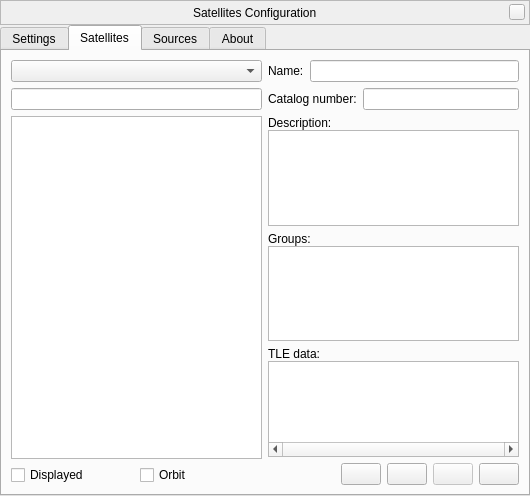
519984307/stellarium_src, file plugins/Satellites/src/gui/satellitesDialog.ui: the form before one commit.
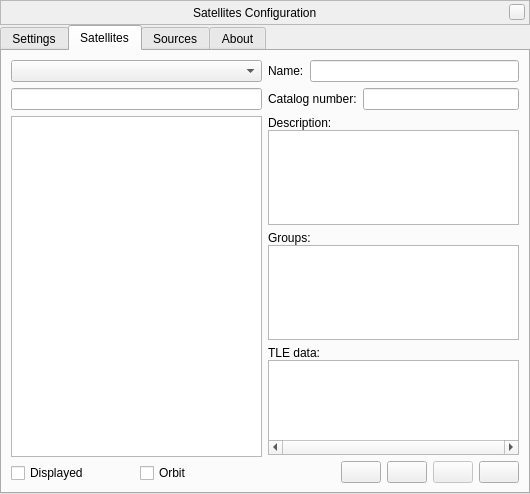
The form after the commit. Icons and pictures are not drawn. Custom widgets are drawn as their Qt base class.

```diff
--- a/plugins/Satellites/src/gui/satellitesDialog.ui
+++ b/plugins/Satellites/src/gui/satellitesDialog.ui
@@ -7,7 +7,7 @@
     <x>0</x>
     <y>0</y>
     <width>528</width>
-    <height>496</height>
+    <height>494</height>
    </rect>
   </property>
   <property name="windowTitle">
```
Left out of the diff: 30 changed lines with no effect on the pictures.
